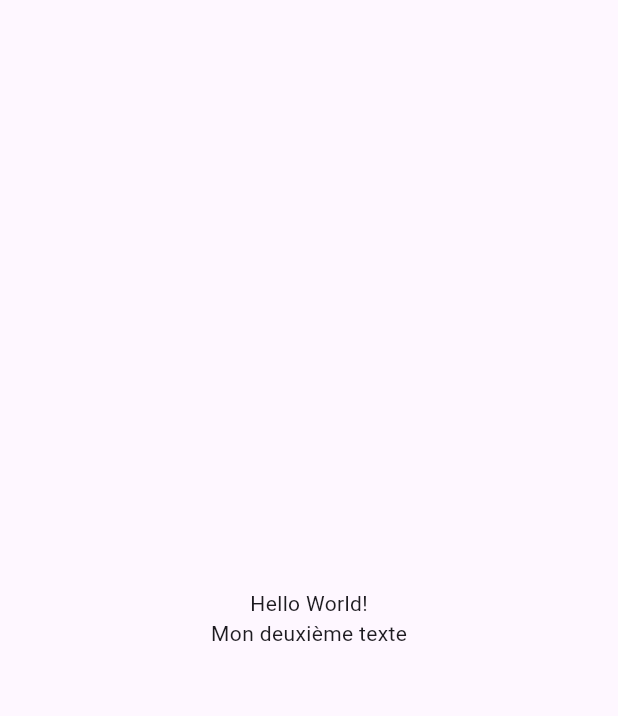
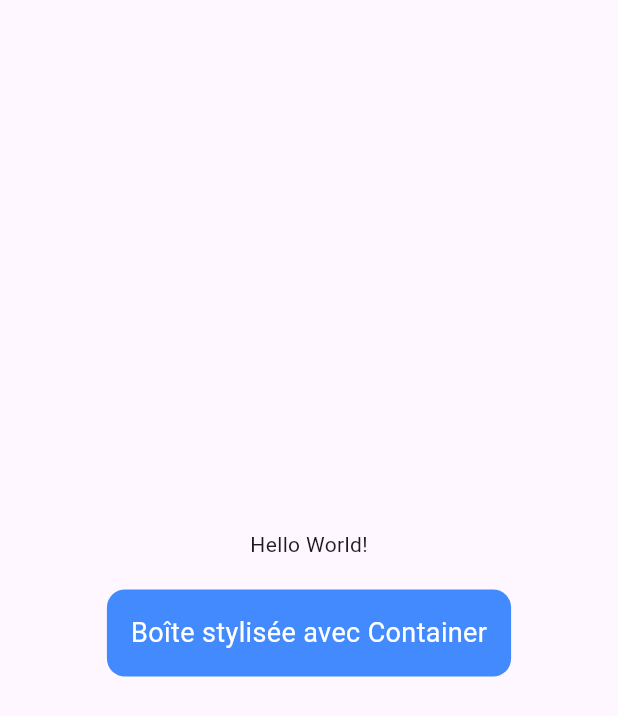
Before and after one commit to sahebmohandsaid97-oss/atelier02_flutter_app_widgets_base, a Flutter app: the screen it shows after launch, on a phone screen of 412 x 824 dp. Shown: the top 716 px of the screen. Run offline on Flutter 3.47's test engine with Material 3 defaults, Android fonts, the phone set to English and light mode, and no system bars.

Commit message:
Étape 3 : Ajout du Container stylisé

```diff
--- a/lib/main.dart
+++ b/lib/main.dart
@@ -9,14 +9,25 @@ class MainApp extends StatelessWidget {
 
   @override
   Widget build(BuildContext context) {
-    return const MaterialApp(
+    return MaterialApp(
       home: Scaffold(
         body: Center(
           child: Column(
             mainAxisAlignment: MainAxisAlignment.center,
             children: [
               Text('Hello World!'),
-              Text('Mon deuxième texte'),
+              Container(
+                margin: EdgeInsets.all(20),
+                padding: EdgeInsets.all(16),
+                decoration: BoxDecoration(
+                  color: Colors.blueAccent,
+                  borderRadius: BorderRadius.circular(12),
+                ),
+                child: Text(
+                  'Boîte stylisée avec Container',
+                  style: TextStyle(color: Colors.white, fontSize: 18),
+                ),
+              ),
             ],
           ),
         ),
```
